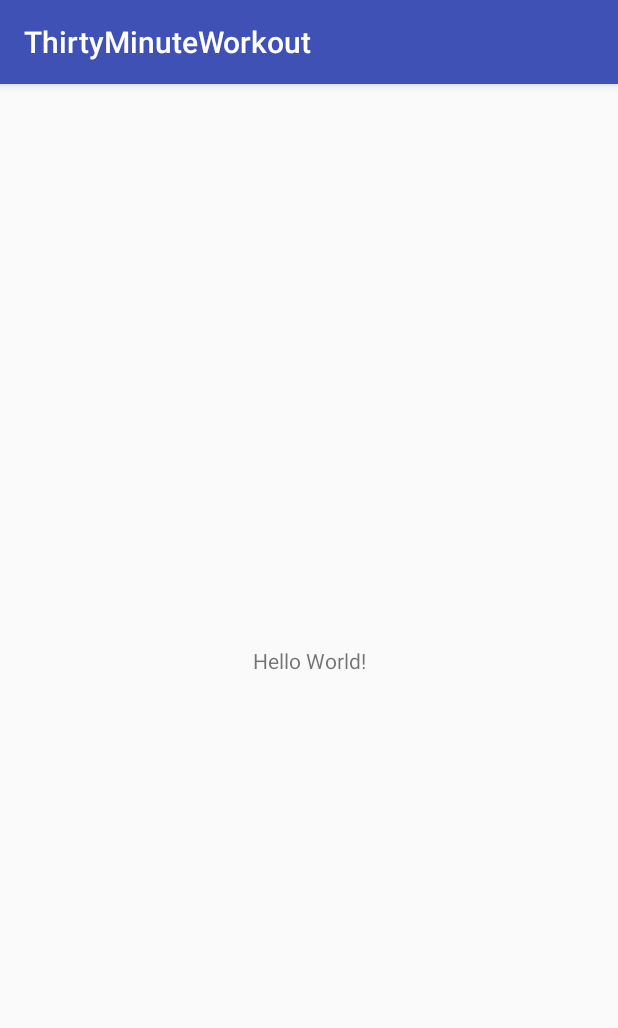
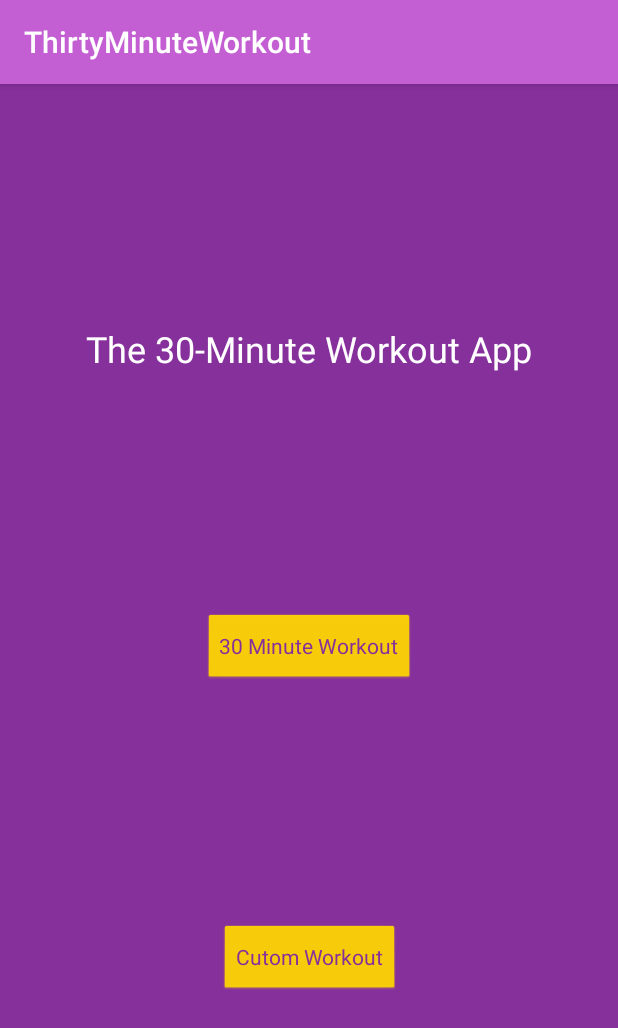
Before and after one commit to MatthewTimmons/ThirtyMinuteWorkout, an Android app: the screen it shows after launch (MainActivity), on a phone screen of 412 x 824 dp. Shown: the top 1028 px of the screen. Run offline under Robolectric (Android 15) with nearby library versions, the phone set to English and light mode, and no system bars.

Commit message:
Adds styles and colors. Sets up the main activity. Sets buttons to have placeholder toast messages.

```diff
--- a/app/src/main/java/thirtyminuteworkout/generoussoftware/com/thirtyminuteworkout/MainActivity.kt
+++ b/app/src/main/java/thirtyminuteworkout/generoussoftware/com/thirtyminuteworkout/MainActivity.kt
@@ -1,12 +1,32 @@
 package thirtyminuteworkout.generoussoftware.com.thirtyminuteworkout
 
+import android.os.Bundle
 import android.support.v7.app.AppCompatActivity
-import android.os.Bundle
+import android.view.View
+import android.widget.Button
+import android.widget.Toast
 
 class MainActivity : AppCompatActivity() {
+    lateinit var thirtyMinuteWorkoutButton: Button
+    lateinit var customWorkoutButton: Button
 
     override fun onCreate(savedInstanceState: Bundle?) {
         super.onCreate(savedInstanceState)
         setContentView(R.layout.activity_main)
+
+        // Set views
+        thirtyMinuteWorkoutButton = findViewById(R.id.thirty_minute_workout_button)
+        customWorkoutButton = findViewById(R.id.custom_workout_button)
+
+        // TODO Set up intent to start next activity
+        thirtyMinuteWorkoutButton.setOnClickListener(View.OnClickListener {
+            Toast.makeText(this@MainActivity, "This feature will be added later.", Toast.LENGTH_SHORT).show()
+        })
+
+        // TODO Set up custom workout options
+        customWorkoutButton.setOnClickListener(View.OnClickListener {
+            Toast.makeText(this@MainActivity, "This feature will be added later.", Toast.LENGTH_SHORT).show()
+        })
+
     }
 }
--- a/app/src/main/res/layout/activity_main.xml
+++ b/app/src/main/res/layout/activity_main.xml
@@ -3,16 +3,41 @@
     xmlns:app="http://schemas.android.com/apk/res-auto"
     xmlns:tools="http://schemas.android.com/tools"
     android:layout_width="match_parent"
-    android:layout_height="match_parent"
-    tools:context=".MainActivity">
+    android:layout_height="match_parent">
 
     <TextView
+        android:id="@+id/textView"
         android:layout_width="wrap_content"
         android:layout_height="wrap_content"
-        android:text="Hello World!"
-        app:layout_constraintBottom_toBottomOf="parent"
+        android:gravity="center"
+        android:text="The 30-Minute Workout App"
+        android:textColor="@android:color/white"
+        android:textSize="24sp"
+        app:layout_constraintBottom_toTopOf="@+id/thirty_minute_workout_button"
+        app:layout_constraintHorizontal_bias="0.5"
         app:layout_constraintLeft_toLeftOf="parent"
         app:layout_constraintRight_toRightOf="parent"
         app:layout_constraintTop_toTopOf="parent" />
 
+    <Button
+        android:id="@+id/thirty_minute_workout_button"
+        android:layout_width="wrap_content"
+        android:layout_height="wrap_content"
+        android:text="30 Minute Workout"
+        app:layout_constraintBottom_toTopOf="@+id/custom_workout_button"
+        app:layout_constraintEnd_toEndOf="parent"
+        app:layout_constraintStart_toStartOf="parent"
+        app:layout_constraintTop_toBottomOf="@+id/textView" />
+
+    <Button
+        android:id="@+id/custom_workout_button"
+        android:layout_width="wrap_content"
+        android:layout_height="wrap_content"
+        android:text="Cutom Workout"
+        app:layout_constraintBottom_toBottomOf="parent"
+        app:layout_constraintEnd_toEndOf="parent"
+        app:layout_constraintStart_toStartOf="parent"
+        app:layout_constraintTop_toBottomOf="@+id/thirty_minute_workout_button" />
+
+
 </android.support.constraint.ConstraintLayout>
--- /dev/null
+++ b/app/src/main/res/values-v21/styles.xml
@@ -0,0 +1,19 @@
+<?xml version="1.0" encoding="utf-8"?>
+<resources>
+
+    <style name="redButton">
+        <item name="android:backgroundTint">@color/red</item>
+        <item name="android:textColor">@android:color/white</item>
+    </style>
+
+    <style name="greenButton">
+        <item name="android:backgroundTint">@color/green</item>
+        <item name="android:textColor">@android:color/white</item>
+    </style>
+
+    <style name="yellowButton" parent="android:style/Widget.Button">
+        <item name="android:backgroundTint">@color/yellow</item>
+        <item name="android:textColor">@color/colorPrimaryDark</item>
+    </style>
+
+</resources>
--- a/app/src/main/res/values/colors.xml
+++ b/app/src/main/res/values/colors.xml
@@ -1,6 +1,16 @@
 <?xml version="1.0" encoding="utf-8"?>
 <resources>
-    <color name="colorPrimary">#3F51B5</color>
-    <color name="colorPrimaryDark">#303F9F</color>
-    <color name="colorAccent">#FF4081</color>
+    <color name="colorPrimary">#c45fd3</color>
+    <color name="colorPrimaryDark">#86309c</color>
+    <color name="colorSecondary">#c45fd3</color>
+    <color name="colorAccent">#FCD303</color>
+    <color name="red">#FF0066</color>
+    <color name="green">#00cc7a</color>
+
+
+    <color name="dark_purple">#9736b0</color>
+    <color name="light_purple">#c45fd3</color>
+    <color name="yellow">#FCD303</color>
+    <color name="dark_gray">#353535</color>
+
 </resources>
--- a/app/src/main/res/values/styles.xml
+++ b/app/src/main/res/values/styles.xml
@@ -6,6 +6,21 @@
         <item name="colorPrimary">@color/colorPrimary</item>
         <item name="colorPrimaryDark">@color/colorPrimaryDark</item>
         <item name="colorAccent">@color/colorAccent</item>
+        <item name="android:windowBackground">@color/colorPrimaryDark</item>
+        <item name="android:buttonStyle">@style/yellowButton</item>
+    </style>
+
+    <style name="redButton">
+        <item name="android:textColor">@android:color/white</item>
+    </style>
+
+    <style name="greenButton">
+        <item name="android:textColor">@android:color/white</item>
+    </style>
+
+    <style name="yellowButton" parent="android:style/Widget.Button">
+        <item name="android:textColor">@color/colorPrimaryDark</item>
+        <item name="android:background">@color/yellow</item>
     </style>
 
 </resources>
```
